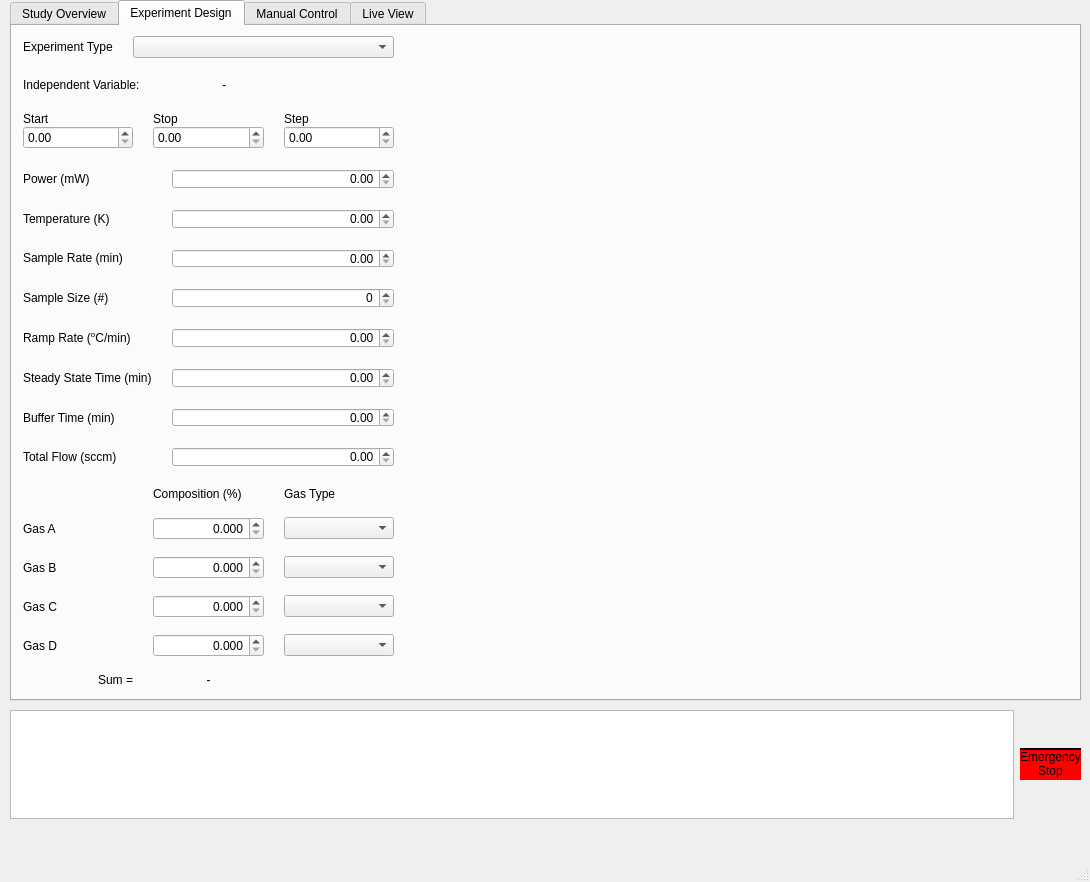
Qt form photoreactor_code/reactorUI_mainwindow.ui (Dionne-Lab/catalight) before a commit.
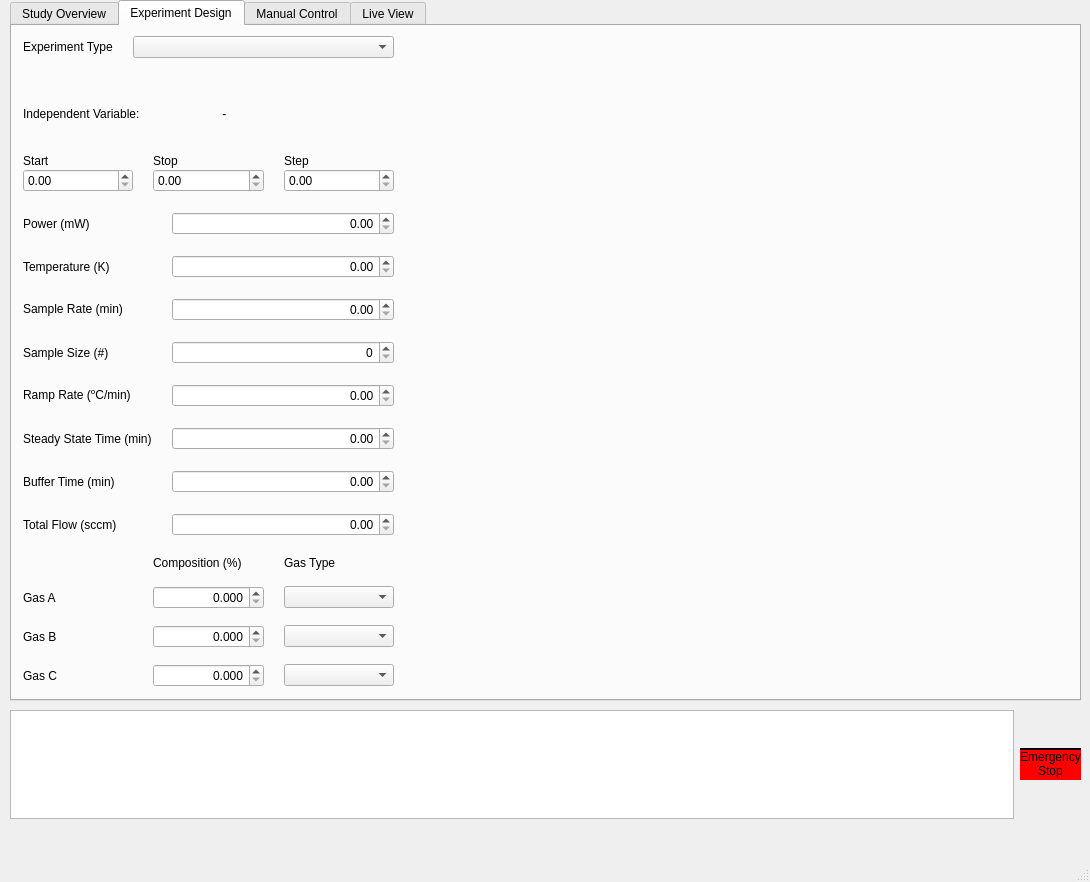
The same form after that commit. The open tabs and pages were chosen to show the change. Icons and pictures are not drawn. Custom widgets are drawn as their Qt base class.

Commit message: updated style sheet to include QMainWindow background

The edit to the form file:
```diff
--- a/photoreactor_code/reactorUI_mainwindow.ui
+++ b/photoreactor_code/reactorUI_mainwindow.ui
@@ -272,7 +272,7 @@
         <x>11</x>
         <y>10</y>
         <width>371</width>
-        <height>651</height>
+        <height>720</height>
        </rect>
       </property>
       <layout class="QVBoxLayout" name="verticalLayout">
```
Left out of the diff: 2 changed lines with no effect on the pictures. The commit also changes 1 other file.
